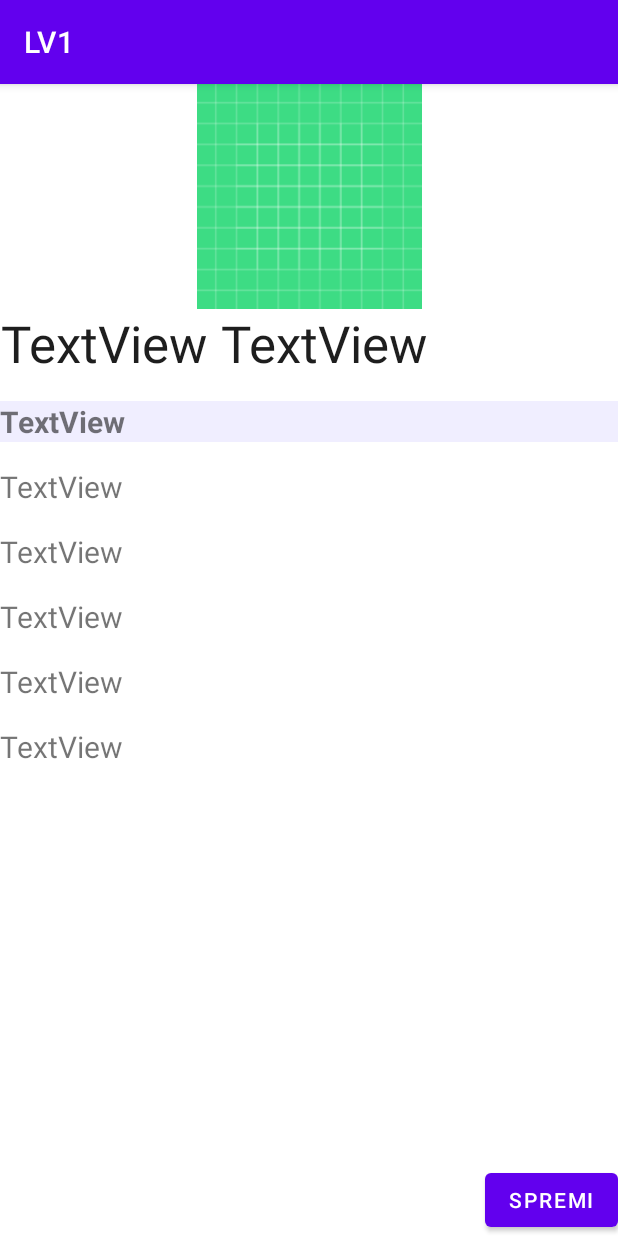
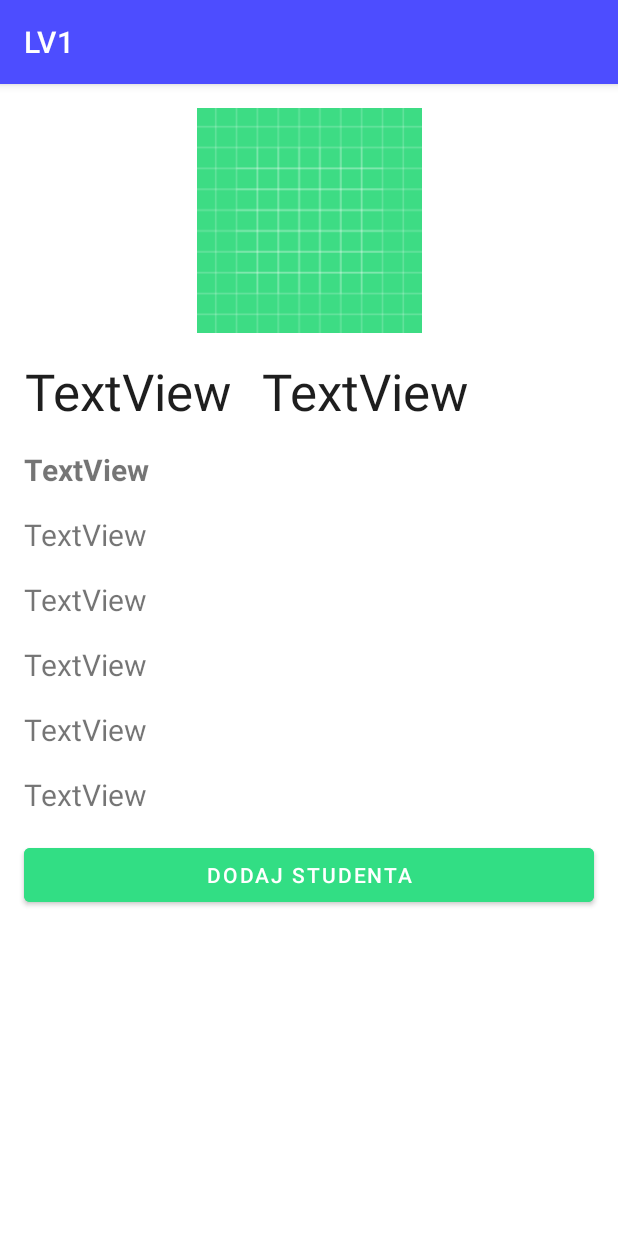
Before and after one commit to LukaMajcenic/PMA, an Android app: the fragment SummaryFragment shown on its own in the app's theme, on a phone screen of 412 x 824 dp. Run offline under Robolectric (Android 15) with nearby library versions, the phone set to English and light mode, and no system bars.

Commit message:
Maknio nepotreban kod, uredio styles.xml

```diff
--- a/app/src/main/java/com/example/lv1/MyRecyclerAdapter.java
+++ b/app/src/main/java/com/example/lv1/MyRecyclerAdapter.java
@@ -38,12 +38,12 @@ public class MyRecyclerAdapter extends RecyclerView.Adapter<RecyclerView.ViewHol
 
         if(dataList.get(position) instanceof String) {
             HeaderViewHolder headViewHolder = (HeaderViewHolder) viewHolder;
-            headViewHolder.tvHolderNaslov.setText("Studenti:");
+            headViewHolder.tvHolderNaslov.setText("Studenti");
         }
         else if(dataList.get(position) instanceof Student) {
             StudentViewHolder studViewHolder = (StudentViewHolder) viewHolder;
             studViewHolder.tvHolderIme.setText(((Student) dataList.get(position)).VratiImePrezime());
-            studViewHolder.tvHolderPredmet.setText(((Student) dataList.get(position)).Predmet);
+            studViewHolder.tvHolderPredmet.setText(((Student) dataList.get(position)).getPredmet());
         }
     }
     @Override
--- a/app/src/main/java/com/example/lv1/SummaryFragment.java
+++ b/app/src/main/java/com/example/lv1/SummaryFragment.java
@@ -12,21 +12,7 @@ import android.widget.Button;
 import android.widget.ImageView;
 import android.widget.TextView;
 
-/**
- * A simple {@link Fragment} subclass.
- * Use the {@link SummaryFragment#newInstance} factory method to
- * create an instance of this fragment.
- */
 public class SummaryFragment extends Fragment {
-
-    // TODO: Rename parameter arguments, choose names that match
-    // the fragment initialization parameters, e.g. ARG_ITEM_NUMBER
-    private static final String ARG_PARAM1 = "param1";
-    private static final String ARG_PARAM2 = "param2";
-
-    // TODO: Rename and change types of parameters
-    private String mParam1;
-    private String mParam2;
 
     TextView txt_ime, txt_prezime, txt_datum, txt_godina, txt_predmet, txt_satiPredavanja, txt_satiLV, txt_profesor;
     ImageView imageViewProfilna;
@@ -38,31 +24,9 @@ public class SummaryFragment extends Fragment {
         // Required empty public constructor
     }
 
-    /**
-     * Use this factory method to create a new instance of
-     * this fragment using the provided parameters.
-     *
-     * @param param1 Parameter 1.
-     * @param param2 Parameter 2.
-     * @return A new instance of fragment SummaryFragment.
-     */
-    // TODO: Rename and change types and number of parameters
-    public static SummaryFragment newInstance(String param1, String param2) {
-        SummaryFragment fragment = new SummaryFragment();
-        Bundle args = new Bundle();
-        args.putString(ARG_PARAM1, param1);
-        args.putString(ARG_PARAM2, param2);
-        fragment.setArguments(args);
-        return fragment;
-    }
-
     @Override
     public void onCreate(Bundle savedInstanceState) {
         super.onCreate(savedInstanceState);
-        if (getArguments() != null) {
-            mParam1 = getArguments().getString(ARG_PARAM1);
-            mParam2 = getArguments().getString(ARG_PARAM2);
-        }
     }
 
     @Override
--- a/app/src/main/res/layout/activity_home.xml
+++ b/app/src/main/res/layout/activity_home.xml
@@ -12,7 +12,7 @@
         android:layout_height="wrap_content"
         android:layout_marginEnd="16dp"
         android:layout_marginBottom="16dp"
-        android:text="Dalje"
+        android:text="Novi student"
         app:layout_constraintBottom_toBottomOf="parent"
         app:layout_constraintEnd_toEndOf="parent" />
 
--- a/app/src/main/res/layout/fragment_summary.xml
+++ b/app/src/main/res/layout/fragment_summary.xml
@@ -12,7 +12,7 @@
         android:layout_width="150dp"
         android:layout_height="150dp"
         android:layout_centerInParent="true"
-        android:layout_marginBottom="16dp"
+        android:layout_margin="16dp"
         app:layout_constraintEnd_toEndOf="parent"
         app:layout_constraintStart_toStartOf="parent"
         app:layout_constraintTop_toTopOf="parent"
@@ -23,7 +23,7 @@
         android:id="@+id/txt_ime"
         android:layout_width="wrap_content"
         android:layout_height="wrap_content"
-        android:layout_marginRight="10dp"
+        android:layout_margin="16dp"
         android:text="TextView"
         android:textAlignment="center"
         android:textColor="#1E1E1E"
@@ -36,6 +36,9 @@
         android:id="@+id/txt_prezime"
         android:layout_width="0dp"
         android:layout_height="wrap_content"
+        android:layout_marginStart="5dp"
+        android:layout_marginTop="16dp"
+        android:layout_marginEnd="16dp"
         android:text="TextView"
         android:textAlignment="textStart"
         android:textColor="#1E1E1E"
@@ -48,8 +51,7 @@
         android:id="@+id/txt_predmet"
         android:layout_width="fill_parent"
         android:layout_height="wrap_content"
-        android:layout_marginTop="16dp"
-        android:background="#F0EEFF"
+        android:layout_margin="16dp"
         android:text="TextView"
         android:textAlignment="textStart"
         android:textSize="20sp"
@@ -62,7 +64,7 @@
         android:id="@+id/txt_datum"
         android:layout_width="fill_parent"
         android:layout_height="wrap_content"
-        android:layout_marginTop="16dp"
+        android:layout_margin="16dp"
         android:text="TextView"
         android:textAlignment="textStart"
         android:textSize="20sp"
@@ -74,7 +76,7 @@
         android:id="@+id/txt_profesor"
         android:layout_width="fill_parent"
         android:layout_height="wrap_content"
-        android:layout_marginTop="16dp"
+        android:layout_margin="16dp"
         android:text="TextView"
         android:textAlignment="textStart"
         android:textSize="20sp"
@@ -86,7 +88,7 @@
         android:id="@+id/txt_godina"
         android:layout_width="fill_parent"
         android:layout_height="wrap_content"
-        android:layout_marginTop="16dp"
+        android:layout_margin="16dp"
         android:text="TextView"
         android:textAlignment="textStart"
         android:textSize="20sp"
@@ -98,7 +100,7 @@
         android:id="@+id/txt_satiPredavanja"
         android:layout_width="fill_parent"
         android:layout_height="wrap_content"
-        android:layout_marginTop="16dp"
+        android:layout_margin="16dp"
         android:text="TextView"
         android:textAlignment="textStart"
         android:textSize="20sp"
@@ -110,7 +112,7 @@
         android:id="@+id/txt_satiLV"
         android:layout_width="fill_parent"
         android:layout_height="wrap_content"
-        android:layout_marginTop="16dp"
+        android:layout_margin="16dp"
         android:text="TextView"
         android:textAlignment="textStart"
         android:textSize="20sp"
@@ -120,10 +122,13 @@
 
     <Button
         android:id="@+id/btn_exit"
-        android:layout_width="wrap_content"
+        android:layout_width="fill_parent"
         android:layout_height="wrap_content"
-        android:text="Spremi"
-        app:layout_constraintBottom_toBottomOf="parent"
-        app:layout_constraintEnd_toEndOf="parent" />
+        android:layout_margin="16dp"
+        android:backgroundTint="@color/green"
+        android:text="Dodaj studenta"
+        app:layout_constraintEnd_toEndOf="parent"
+        app:layout_constraintStart_toStartOf="parent"
+        app:layout_constraintTop_toBottomOf="@+id/txt_satiLV" />
 
 </androidx.constraintlayout.widget.ConstraintLayout>
--- a/app/src/main/res/layout/header_view.xml
+++ b/app/src/main/res/layout/header_view.xml
@@ -9,8 +9,9 @@
         android:layout_width="wrap_content"
         android:layout_height="wrap_content"
         android:layout_marginTop="16dp"
+        android:background="@color/blueLight"
         android:text="TextView"
-        android:textColor="#FA0000"
+        android:textColor="@color/blue"
         android:textSize="34sp"
         app:layout_constraintEnd_toEndOf="parent"
         app:layout_constraintStart_toStartOf="parent"
--- a/app/src/main/res/values/colors.xml
+++ b/app/src/main/res/values/colors.xml
@@ -7,4 +7,7 @@
     <color name="teal_700">#FF018786</color>
     <color name="black">#FF000000</color>
     <color name="white">#FFFFFFFF</color>
+    <color name="blue">#4D4DFF</color>
+    <color name="blueLight">#d1d1ff</color>
+    <color name="green">#32de84</color>
 </resources>
--- a/app/src/main/res/values/themes.xml
+++ b/app/src/main/res/values/themes.xml
@@ -2,8 +2,8 @@
     <!-- Base application theme. -->
     <style name="Theme.LV1" parent="Theme.MaterialComponents.DayNight.DarkActionBar">
         <!-- Primary brand color. -->
-        <item name="colorPrimary">@color/purple_500</item>
-        <item name="colorPrimaryVariant">@color/purple_700</item>
+        <item name="colorPrimary">@color/blue</item>
+        <item name="colorPrimaryVariant">@color/blue</item>
         <item name="colorOnPrimary">@color/white</item>
         <!-- Secondary brand color. -->
         <item name="colorSecondary">@color/teal_200</item>
@@ -12,5 +12,9 @@
         <!-- Status bar color. -->
         <item name="android:statusBarColor" tools:targetApi="l">?attr/colorPrimaryVariant</item>
         <!-- Customize your theme here. -->
+
+        <item name="colorControlNormal">#c5c5c5</item>
+        <item name="colorControlActivated">@color/blue</item>
+        <item name="colorControlHighlight">@color/blue</item>
     </style>
 </resources>
```
Also changed, not shown: app/src/main/AndroidManifest.xml (+0 -9 lines), app/src/main/java/com/example/lv1/CreateNewRecordActivity.java (+0 -12 lines), app/src/main/java/com/example/lv1/PersonalInfoFragment.java (+0 -38 lines), app/src/main/java/com/example/lv1/Student.java (+3 -4 lines), app/src/main/java/com/example/lv1/StudentInfoFragment.java (+0 -31 lines), app/src/main/res/layout/fragment_personal_info.xml (+6 -5 lines), app/src/main/res/layout/fragment_student_info.xml (+6 -4 lines).
